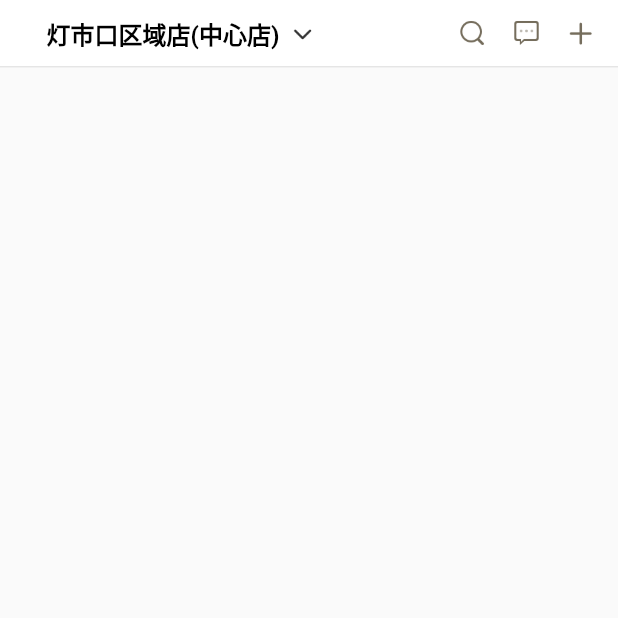
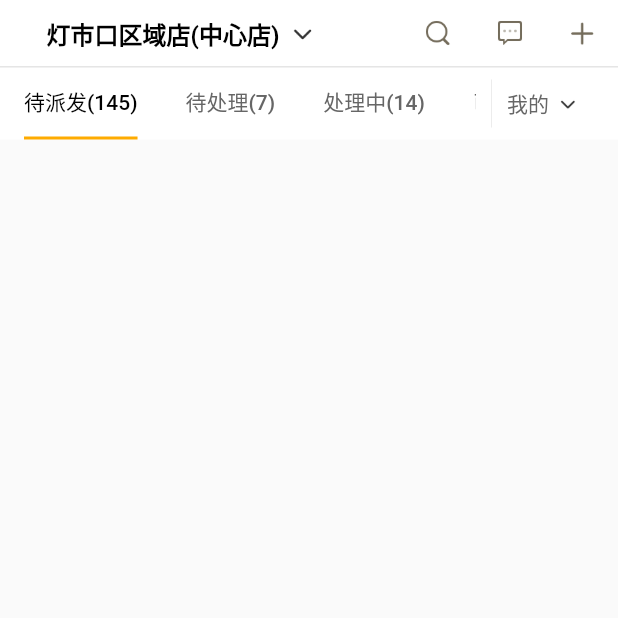
Before and after one commit to AnleSu/flutter_city_select, a Flutter app: the IssueListPage screen opened directly, on a phone screen of 412 x 824 dp, the top half of it. Run offline on Flutter 3.47's test engine with Material 2 defaults, Android fonts, the phone set to English and light mode, and no system bars; missing offline and left inert: flustars.

Commit message:
工单处理页面 二级导航

```diff
--- a/lib/pages/issue_list/issue_list_page.dart
+++ b/lib/pages/issue_list/issue_list_page.dart
@@ -1,21 +1,32 @@
 import 'package:flutter/material.dart';
 import '../../widgets/navigator_bar.dart';
 import '../area_list/select_area_page.dart';
+
 class IssueListPage extends StatefulWidget {
   @override
   _IssueListPageState createState() => _IssueListPageState();
 }
 
 class _IssueListPageState extends State<IssueListPage> {
+  List<String> _taskNumList = ['145','7','14','0','0','0'];
+  List<String> _tabList = ['待派发',
+  '待处理',
+  '处理中',
+  '已完成',
+  '已取消',
+  '已终止'];
+
+
   @override
   Widget build(BuildContext context) {
-    return Scaffold(
+    return DefaultTabController(
+      length: _tabList.length,
+      initialIndex: 0,
+      child: Scaffold(
         appBar: MyAppBar(
           isBack: false,
-
           titleWidget: Padding(
             padding: EdgeInsets.only(left: 15),
-
             child: InkWell(
               // highlightColor 和 radius 或者highlightColor和splashColor 配合 去掉点击水波纹效果
 //            highlightColor: Colors.transparent,
@@ -25,9 +36,7 @@ class _IssueListPageState extends State<IssueListPage> {
               onTap: () {
                 Navigator.push(context, MaterialPageRoute(builder: (context) {
                   return SelectAreaPage(
-                callback: (index) {
-
-                },
+                    callback: (index) {},
                   );
                 }));
               },
@@ -56,32 +65,104 @@ class _IssueListPageState extends State<IssueListPage> {
             ),
           ),
           actions: <Widget>[
-          InkWell(child: Image.asset('assets/image/opz_btn_nav_issue_list_search.png',width: 18,height: 18,),onTap: (){
-            print('tap actions');
-          },),
-          Padding(
-            padding: EdgeInsets.only(left: 18),
-            child: InkWell(child: Image.asset('assets/image/opz_btn_nav_issue_list_message_normal.png',width: 18,height: 18,),onTap: (){
-              print('tap actions');
-            },),
+            IconButton(
+                icon: Image.asset(
+                  'assets/image/opz_btn_nav_issue_list_search.png',
+                  width: 18,
+                  height: 18,
                 ),
-          Padding(
-            padding: EdgeInsets.only(right: 16,left: 18),
-            child: InkWell(child: Image.asset('assets/image/opz_btn_nav_issue_list_new.png',width: 18,height: 18,),onTap: (){
-              print('tap actions');
-            },),
+                onPressed: () {}),
+            IconButton(
+                icon: Image.asset(
+                  'assets/image/opz_btn_nav_issue_list_message_normal.png',
+                  width: 18,
+                  height: 18,
                 ),
+                onPressed: () {}),
+            IconButton(
+                icon: Image.asset(
+                  'assets/image/opz_btn_nav_issue_list_new.png',
+                  width: 18,
+                  height: 18,
+                ),
+                onPressed: () {}),
+          ],
+        ),
+        body: Column(
+          children: <Widget>[
+            new Material(
+              color: Colors.white,
+              child: Padding(
+                padding: EdgeInsets.only(right: 10),
+                child: Row(
+                  children: <Widget>[
+                    new Expanded(
+                        child: new TabBar(
+                          onTap: (index) {
+                            print('tab tap $index');
+                          },
+                          isScrollable: true,
+                          indicatorColor: Color(0xFFFEAB00),
+                          indicatorSize: TabBarIndicatorSize.label,
+//                          indicatorPadding: EdgeInsets.only(top: 20),
+                          labelColor: Colors.black,
+                          unselectedLabelColor: Color(0xFF666666),
+                          labelStyle: TextStyle(fontSize: 14),
+                          unselectedLabelStyle: TextStyle(fontSize: 14),
+                          tabs: _tabList.asMap().keys.map((index) {
+                            return new Tab(
+                              text: "${_tabList[index]}" + (_taskNumList[index] == '0' ? '': '(${_taskNumList[index]})'),
+                            );
+                          }).toList(),
 
-//          IconButton(icon: ImageIcon(AssetImage('assets/image/opz_btn_nav_issue_list_search.png'),size: 18,), onPressed: (){
-//
-//          }),
-//          IconButton(icon: ImageIcon(AssetImage('assets/image/opz_btn_nav_issue_list_message_normal.png')), onPressed: (){
-//
-//          }),
-//          IconButton(icon: ImageIcon(AssetImage('assets/image/opz_btn_nav_issue_list_new.png')), onPressed: (){
-//
-//          }),
+                        )
+                    ),
+                    new Padding(
+                      padding: EdgeInsets.only(right: 15,left: 10),
+                      child: InkWell(
+
+                        splashColor: Colors.transparent, // 溅墨色（波纹色）
+                        highlightColor: Colors.transparent, // 点击时的背景色（高亮色）
+                        onTap: () {
+
+                        },
+                        child: Row(
+                          mainAxisAlignment: MainAxisAlignment.start,
+                          children: <Widget>[
+                            Container(
+                              width: 0.5,
+                              height: 32,
+                              alignment: Alignment.center,
+                              color: Color(0xFFE5E5E5),
+                            ),
+                            Container(
+                              width: 10,
+                            ),
+                            Text(
+                              '我的',
+                              textAlign: TextAlign.left,
+                              style: TextStyle(
+                                  fontSize: 14,
+                                  color: Color(0xFF666666),),
+                            ),
+                            Container(
+                              width: 5,
+                            ),
+                            Image.asset(
+                              'assets/image/opz_btn_nav_issue_list_store_arrow.png',
+                              width: 16,
+                              height: 16,
+                            )
                           ],
+                        ),
+                      ),
+                    ),
+                  ],
+                ),
+              ),
+            )
+          ],
+        ),
       ),
     );
   }
--- a/lib/widgets/navigator_bar.dart
+++ b/lib/widgets/navigator_bar.dart
@@ -49,7 +49,7 @@ class _MyAppBarState extends State<MyAppBar> {
       automaticallyImplyLeading: false,//当leading为null是 leading的位置给title使用  不设置 左边间隙较大
       leading: (widget.isBack ? FlatButton(
         child: Image(
-          image: new AssetImage(widget.backImgName ?? 'resources/base_navi_back.png'),
+          image: new AssetImage(widget.backImgName ?? 'assets/image/opp_btn_navi_back.png'),
           width: 9,
           height: 15,
         ),
--- a/pubspec.yaml
+++ b/pubspec.yaml
@@ -62,6 +62,7 @@ flutter:
     - assets/image/opz_btn_nav_issue_list_message_normal.png
     - assets/image/opz_btn_nav_issue_list_new.png
     - assets/image/opz_btn_nav_issue_list_search.png
+    - assets/image/opp_btn_navi_back.png
   #  - images/a_dot_burr.jpeg
   #  - images/a_dot_ham.jpeg
 
```
Also changed, not shown: assets/image/2.0x/opp_btn_navi_back.png (added), assets/image/3.0x/opp_btn_navi_back.png (added). Lines whose indentation alone changed are shown as unchanged.
